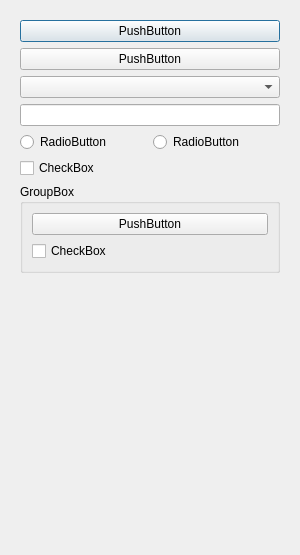
Before: the Qt Designer form src/Editor/TestDialog.ui in AxioDL/PrimeWorldEditor, drawn with Qt 5.
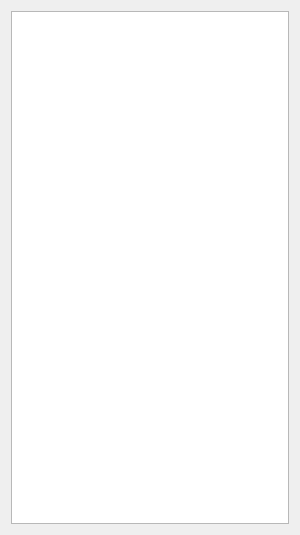
After: the same form once the commit is applied. Custom widgets are drawn as their Qt base class.

Commit message: Implemented new property editor, CPropertyView

Diff of the .ui file:
```diff
--- a/src/Editor/TestDialog.ui
+++ b/src/Editor/TestDialog.ui
@@ -15,109 +15,36 @@
   </property>
   <layout class="QVBoxLayout" name="verticalLayout">
    <item>
-    <widget class="WRollout" name="RolloutTest" native="true">
-     <layout class="QVBoxLayout" name="verticalLayout_2">
-      <item>
-       <widget class="QPushButton" name="pushButton">
-        <property name="text">
-         <string>PushButton</string>
-        </property>
-       </widget>
-      </item>
-      <item>
-       <widget class="QPushButton" name="pushButton_2">
-        <property name="text">
-         <string>PushButton</string>
-        </property>
-       </widget>
-      </item>
-      <item>
-       <widget class="QComboBox" name="comboBox"/>
-      </item>
-      <item>
-       <widget class="QLineEdit" name="lineEdit"/>
-      </item>
-      <item>
-       <layout class="QHBoxLayout" name="horizontalLayout">
-        <item>
-         <widget class="QRadioButton" name="radioButton">
-          <property name="text">
-           <string>RadioButton</string>
-          </property>
-         </widget>
-        </item>
-        <item>
-         <widget class="QRadioButton" name="radioButton_2">
-          <property name="text">
-           <string>RadioButton</string>
-          </property>
-         </widget>
-        </item>
-       </layout>
-      </item>
-      <item>
-       <widget class="QCheckBox" name="checkBox">
-        <property name="text">
-         <string>CheckBox</string>
-        </property>
-       </widget>
-      </item>
-      <item>
-       <widget class="QGroupBox" name="groupBox">
-        <property name="title">
-         <string>GroupBox</string>
-        </property>
-        <layout class="QVBoxLayout" name="verticalLayout_3">
-         <item>
-          <widget class="QPushButton" name="pushButton_3">
-           <property name="text">
-            <string>PushButton</string>
-           </property>
-          </widget>
-         </item>
-         <item>
-          <widget class="QCheckBox" name="checkBox_2">
-           <property name="text">
-            <string>CheckBox</string>
-           </property>
-          </widget>
-         </item>
-        </layout>
-       </widget>
-      </item>
-      <item>
-       <widget class="WTextureGLWidget" name="widget" native="true">
-        <property name="sizePolicy">
-         <sizepolicy hsizetype="Fixed" vsizetype="Fixed">
-          <horstretch>0</horstretch>
-          <verstretch>0</verstretch>
-         </sizepolicy>
-        </property>
-        <property name="minimumSize">
-         <size>
-          <width>256</width>
-          <height>256</height>
-         </size>
-        </property>
-       </widget>
-      </item>
-     </layout>
+    <widget class="CPropertyView" name="treeView">
+     <property name="font">
+      <font>
+       <pointsize>10</pointsize>
+      </font>
+     </property>
+     <property name="editTriggers">
+      <set>QAbstractItemView::AllEditTriggers</set>
+     </property>
+     <property name="alternatingRowColors">
+      <bool>true</bool>
+     </property>
+     <property name="selectionMode">
+      <enum>QAbstractItemView::NoSelection</enum>
+     </property>
+     <property name="verticalScrollMode">
+      <enum>QAbstractItemView::ScrollPerPixel</enum>
+     </property>
+     <property name="headerHidden">
+      <bool>false</bool>
+     </property>
     </widget>
    </item>
   </layout>
  </widget>
  <customwidgets>
   <customwidget>
-   <class>WRollout</class>
-   <extends>QWidget</extends>
-   <header>Editor/Widgets/WRollout.h</header>
-   <container>1</container>
-  </customwidget>
-  <customwidget>
-   <class>WTextureGLWidget</class>
-   <extends>QWidget</extends>
-   <header>Editor/Widgets/WTextureGLWidget.h</header>
-   <container>1</container>
+   <class>CPropertyView</class>
+   <extends>QTreeView</extends>
+   <header>Editor/PropertyEdit/CPropertyView.h</header>
   </customwidget>
  </customwidgets>
  <resources/>
```
The commit also changes 41 other files.
